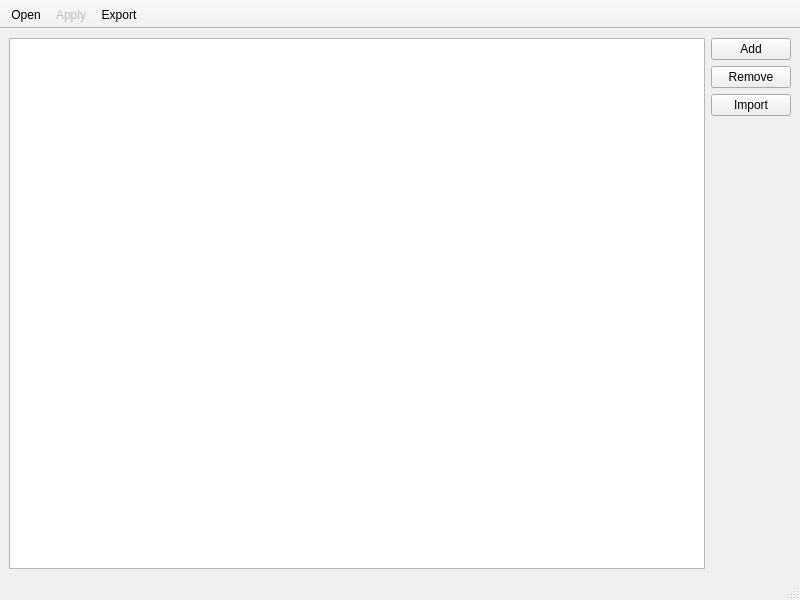
First picture: the form in mainwindow.ui, repository BLumia/pineapple-chapter-tool, before the edit.
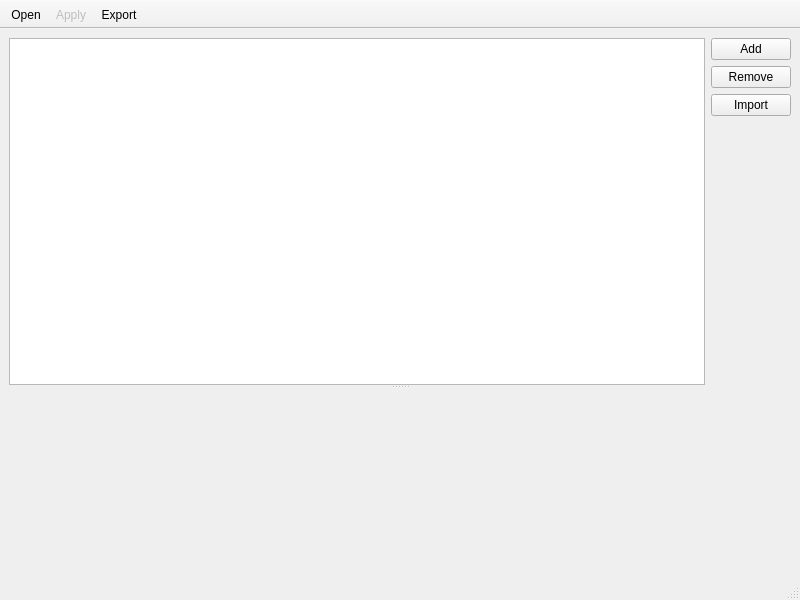
Second picture: the form after the edit. Icons and pictures are not drawn. Custom widgets are drawn as their Qt base class.

Commit message: add a table to edit selected chapter

Patch:
```diff
--- a/mainwindow.ui
+++ b/mainwindow.ui
@@ -23,7 +23,24 @@
   <widget class="QWidget" name="centralwidget">
    <layout class="QVBoxLayout" name="verticalLayout">
     <item>
+     <widget class="QSplitter" name="splitter">
+      <property name="orientation">
+       <enum>Qt::Vertical</enum>
+      </property>
+      <widget class="QWidget" name="" native="true">
      <layout class="QHBoxLayout" name="horizontalLayout_2">
+        <property name="leftMargin">
+         <number>0</number>
+        </property>
+        <property name="topMargin">
+         <number>0</number>
+        </property>
+        <property name="rightMargin">
+         <number>0</number>
+        </property>
+        <property name="bottomMargin">
+         <number>0</number>
+        </property>
       <item>
        <widget class="ChapterTreeView" name="treeView">
         <property name="editTriggers">
@@ -73,6 +90,16 @@
        </layout>
       </item>
      </layout>
+      </widget>
+      <widget class="ChapterInfoWidget" name="chapterInfoWidget" native="true">
+       <property name="minimumSize">
+        <size>
+         <width>0</width>
+         <height>100</height>
+        </size>
+       </property>
+      </widget>
+     </widget>
     </item>
    </layout>
   </widget>
@@ -159,6 +186,12 @@
    <extends>QTreeView</extends>
    <header>chaptertreeview.h</header>
   </customwidget>
+  <customwidget>
+   <class>ChapterInfoWidget</class>
+   <extends>QWidget</extends>
+   <header>chapterinfowidget.h</header>
+   <container>1</container>
+  </customwidget>
  </customwidgets>
  <resources>
   <include location="assets/resources.qrc"/>
```
Lines whose indentation alone changed are shown as unchanged. The commit also changes 5 other files.
